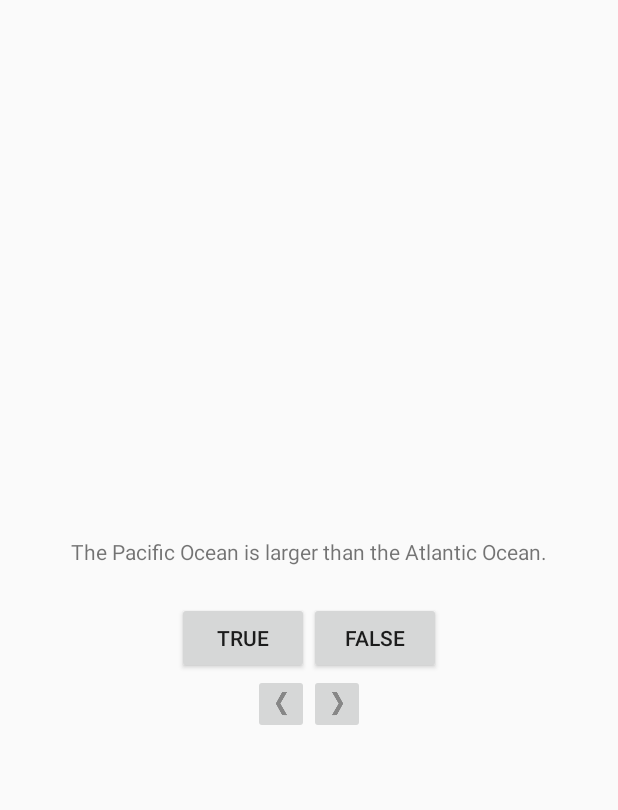
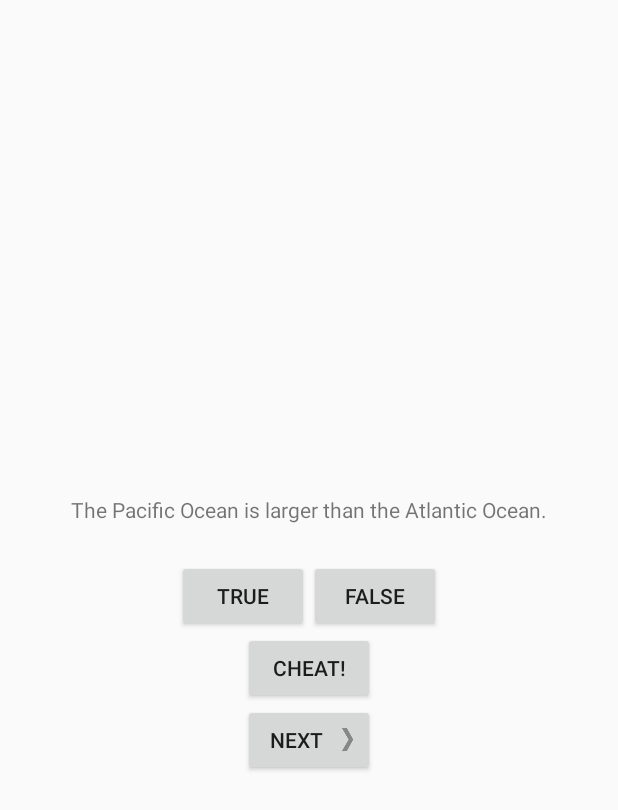
Before and after one commit to CaddyDz/Java, an Android app: the screen it shows after launch (QuizActivity), on a phone screen of 412 x 824 dp. Shown: the top 810 px of the screen. Run offline under Robolectric (Android 15) with nearby library versions, the phone set to English and light mode, and no system bars.

Commit message:
Debugging Android Apps
Signed-off-by: Salim Djerbouh <tbitw31@gmail.com>

```diff
--- a/app/src/main/java/com/salim/geoquiz/QuizActivity.java
+++ b/app/src/main/java/com/salim/geoquiz/QuizActivity.java
@@ -1,5 +1,7 @@
 package com.salim.geoquiz;
 
+import android.app.Activity;
+import android.content.Intent;
 import android.os.Bundle;
 import android.support.v7.app.AppCompatActivity;
 import android.util.Log;
@@ -7,7 +9,6 @@ import android.view.View;
 import android.view.Menu;
 import android.view.MenuItem;
 import android.widget.Button;
-import android.widget.ImageButton;
 import android.widget.TextView;
 import android.widget.Toast;
 
@@ -15,11 +16,12 @@ public class QuizActivity extends AppCompatActivity {
 
     private static final String TAG = "QuizActivity";
     private static final String KEY_INDEX = "index";
+    private static final int REQUEST_CODE_CHEAT = 0;
 
     private Button mTrueButton;
     private Button mFalseButton;
-    private ImageButton mNextButton;
-    private ImageButton mPrevButton;
+    private Button mNextButton;
+    private Button mCheatButton;
     private TextView mQuestionTextView;
 
     private Question[] mQuestionBank = new Question[] {
@@ -31,6 +33,7 @@ public class QuizActivity extends AppCompatActivity {
     };
 
     private int mCurrentIndex = 0;
+    private boolean mIsCheater;
 
     private void updateQuestion() {
         int question = mQuestionBank[mCurrentIndex].getTextResId();
@@ -42,14 +45,31 @@ public class QuizActivity extends AppCompatActivity {
 
         int messageResId = 0;
 
-        if (userPressedTrue == answerIsTrue) {
-            messageResId = R.string.correct_toast;
+        if (mIsCheater) {
+            messageResId = R.string.judgment_toast;
         } else {
-            messageResId = R.string.Incorrect_toast;
+            if (userPressedTrue == answerIsTrue) {
+                messageResId = R.string.correct_toast;
+            } else {
+                messageResId = R.string.Incorrect_toast;
+            }
         }
-
         Toast.makeText(this, messageResId, Toast.LENGTH_SHORT).show();
     }
+
+    @Override
+    protected void onActivityResult(int requestCode, int resultCode, Intent data) {
+        if (resultCode != Activity.RESULT_OK) {
+            return;
+        }
+        if (resultCode == REQUEST_CODE_CHEAT) {
+            if (data == null) {
+                return;
+            }
+            mIsCheater = CheatActivity.wasAnswerShown(data);
+        }
+    }
+
     @Override
     protected void onCreate(Bundle savedInstanceState) {
         super.onCreate(savedInstanceState);
@@ -67,9 +87,6 @@ public class QuizActivity extends AppCompatActivity {
                 updateQuestion();
             }
         });
-
-
-
         mTrueButton = (Button) findViewById(R.id.true_button);
         mTrueButton.setOnClickListener(new View.OnClickListener(){
             @Override
@@ -84,26 +101,26 @@ public class QuizActivity extends AppCompatActivity {
                 checkAnswer(false);
             }
         });
-
-        mNextButton = (ImageButton) findViewById(R.id.next_button);
+        mNextButton = (Button) findViewById(R.id.next_button);
         mNextButton.setOnClickListener(new View.OnClickListener(){
+            @Override
+            public void onClick(View v) {
+                mCurrentIndex = (mCurrentIndex + 1) % mQuestionBank.length;
+                mIsCheater = false;
+                updateQuestion();
+            }
+        });
+        mCheatButton = (Button) findViewById(R.id.cheat_activity);
+        mCheatButton.setOnClickListener(new View.OnClickListener(){
 
             @Override
             public void onClick(View v) {
-                mCurrentIndex = (mCurrentIndex + 1) % mQuestionBank.length;
-                updateQuestion();
+                boolean answerIsTrue = mQuestionBank[mCurrentIndex].isAnswerTrue();
+                Intent i = CheatActivity.newIntent(QuizActivity.this, answerIsTrue);
+                startActivityForResult(i, REQUEST_CODE_CHEAT);
             }
         });
 
-        mPrevButton = (ImageButton) findViewById(R.id.prev_button);
-        mPrevButton.setOnClickListener(new View.OnClickListener(){
-
-            @Override
-            public void onClick(View v) {
-                mCurrentIndex = (mCurrentIndex - 1) % mQuestionBank.length;
-                updateQuestion();
-            }
-        });
         if (savedInstanceState != null) {
             mCurrentIndex = savedInstanceState.getInt(KEY_INDEX, 0);
         }
@@ -115,16 +132,6 @@ public class QuizActivity extends AppCompatActivity {
         super.onSaveInstanceState(outState);
         Log.i(TAG, "onSaveInstanceState");
         outState.putInt(KEY_INDEX, mCurrentIndex);
-
-        // Log a message at "debug" level
-        Log.d(TAG, "Current question index: " + mCurrentIndex);
-        Question question;
-        try {
-            question = mQuestionBank[mCurrentIndex];
-        } catch(ArrayIndexOutOfBoundsException ex) {
-            // Log a message at "error" log level, along with an exception stack trace
-            Log.e(TAG, "Index was out of bounds", ex);
-        }
     }
 
     @Override
--- a/app/src/main/res/layout-land/activity_quiz.xml
+++ b/app/src/main/res/layout-land/activity_quiz.xml
@@ -27,27 +27,20 @@
             android:text="@string/false_button"/>
     </LinearLayout>
 
-    <LinearLayout
-        android:layout_gravity="bottom|right"
+    <Button
+        android:id="@+id/cheat_activity"
         android:layout_width="wrap_content"
         android:layout_height="wrap_content"
-        android:orientation="horizontal">
+        android:layout_gravity="bottom|center"
+        android:text="@string/cheat_button"/>
 
-        <ImageButton
-            android:id="@+id/prev_button"
-            android:layout_width="wrap_content"
-            android:layout_height="wrap_content"
-            android:src="@mipmap/arrow_left"
-            android:contentDescription="Previous question"/>
-
-        <ImageButton
-            android:id="@+id/next_button"
-            android:layout_width="wrap_content"
-            android:layout_height="wrap_content"
-            android:src="@mipmap/arrow_right"
-            android:contentDescription="Next question"/>
-
-    </LinearLayout>
-
+    <Button
+        android:id="@+id/next_button"
+        android:layout_width="wrap_content"
+        android:layout_height="wrap_content"
+        android:layout_gravity="bottom|right"
+        android:text="@string/next_button"
+        android:drawableRight="@mipmap/arrow_right"
+        android:drawablePadding="4dp"/>
 
 </FrameLayout>
--- a/app/src/main/res/layout/activity_quiz.xml
+++ b/app/src/main/res/layout/activity_quiz.xml
@@ -17,38 +17,34 @@
         android:layout_width="wrap_content"
         android:layout_height="wrap_content"
         android:orientation="horizontal">
+
         <Button
             android:id="@+id/true_button"
             android:layout_width="wrap_content"
             android:layout_height="wrap_content"
             android:text="@string/true_button"/>
+
         <Button
             android:id="@+id/false_button"
             android:layout_width="wrap_content"
             android:layout_height="wrap_content"
             android:text="@string/false_button"/>
-    </LinearLayout>
-
-    <LinearLayout
-        android:layout_width="wrap_content"
-        android:layout_height="wrap_content"
-        android:orientation="horizontal">
-
-        <ImageButton
-            android:id="@+id/prev_button"
-            android:layout_width="wrap_content"
-            android:layout_height="wrap_content"
-            android:src="@mipmap/arrow_left"
-            android:contentDescription="Previous question"/>
-
-        <ImageButton
-            android:id="@+id/next_button"
-            android:layout_width="wrap_content"
-            android:layout_height="wrap_content"
-            android:src="@mipmap/arrow_right"
-            android:contentDescription="Next question"/>
 
     </LinearLayout>
 
+    <Button
+        android:id="@+id/cheat_activity"
+        android:layout_width="wrap_content"
+        android:layout_height="wrap_content"
+        android:layout_gravity="bottom|center"
+        android:text="@string/cheat_button"/>
+
+    <Button
+        android:id="@+id/next_button"
+        android:layout_width="wrap_content"
+        android:layout_height="wrap_content"
+        android:text="@string/next_button"
+        android:drawableRight="@mipmap/arrow_right"
+        android:drawablePadding="4dp"/>
 
 </LinearLayout>
--- a/app/src/main/res/values/strings.xml
+++ b/app/src/main/res/values/strings.xml
@@ -12,4 +12,9 @@
     <string name="question_africa">The source of the Nile River is in Egypt.</string>
     <string name="question_americas">The Amazon River is the longest river in the Americas.</string>
     <string name="question_asia">Lake Baikal is the world\'s oldest and deepest freshwater lake.</string>
+    <string name="warning_text">Are you sure you want to do this?</string>
+    <string name="show_answer_button">Show Answer</string>
+    <string name="cheat_button">Cheat!</string>
+    <string name="judgment_toast">Cheating is wrong</string>
+    <string name="title_activity_cheat">Cheat</string>
 </resources>
--- a/app/src/main/res/values/styles.xml
+++ b/app/src/main/res/values/styles.xml
@@ -13,8 +13,8 @@
         <item name="windowNoTitle">true</item>
     </style>
 
-    <style name="AppTheme.AppBarOverlay" parent="ThemeOverlay.AppCompat.Dark.ActionBar" />
+    <style name="AppTheme.AppBarOverlay" parent="ThemeOverlay.AppCompat.Dark.ActionBar"/>
 
-    <style name="AppTheme.PopupOverlay" parent="ThemeOverlay.AppCompat.Light" />
+    <style name="AppTheme.PopupOverlay" parent="ThemeOverlay.AppCompat.Light"/>
 
 </resources>
```
Also changed, not shown: app/src/main/AndroidManifest.xml (+8 -3 lines), app/src/main/java/com/salim/geoquiz/CheatActivity.java (added, +75 -0 lines), app/src/main/res/layout/activity_cheat.xml (added, +27 -0 lines), app/src/main/res/layout/content_cheat.xml (added, +27 -0 lines).
